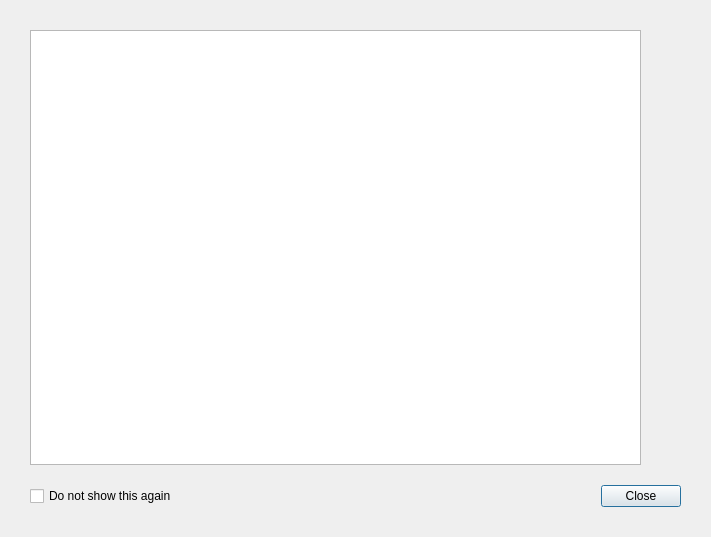
The window that src/gui/starttipdialog_q.ui (fwbuilder/fwbuilder) describes before a commit, drawn with Qt 5.
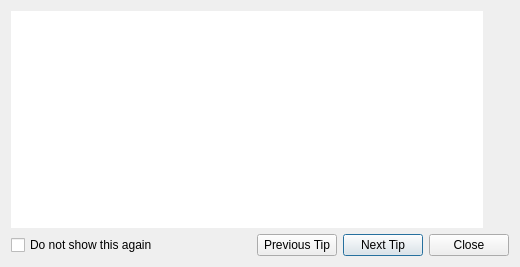
The same window after the commit. Icons and pictures are not drawn.

Diff of the .ui file:
```diff
--- a/src/gui/starttipdialog_q.ui
+++ b/src/gui/starttipdialog_q.ui
@@ -5,22 +5,25 @@
    <rect>
     <x>0</x>
     <y>0</y>
-    <width>711</width>
-    <height>537</height>
+    <width>520</width>
+    <height>267</height>
    </rect>
   </property>
   <property name="windowTitle" >
    <string>Welcome to Firewall Builder</string>
   </property>
   <layout class="QGridLayout" name="gridLayout" >
-   <property name="margin" >
-    <number>30</number>
-   </property>
-   <property name="spacing" >
-    <number>20</number>
-   </property>
    <item rowspan="2" row="0" column="0" >
     <widget class="QTextBrowser" name="textview" >
+     <property name="frameShape" >
+      <enum>QFrame::NoFrame</enum>
+     </property>
+     <property name="frameShadow" >
+      <enum>QFrame::Plain</enum>
+     </property>
+     <property name="lineWidth" >
+      <number>0</number>
+     </property>
      <property name="openExternalLinks" >
       <bool>true</bool>
      </property>
@@ -68,17 +71,43 @@
        </property>
        <property name="sizeHint" stdset="0" >
         <size>
-         <width>128</width>
-         <height>20</height>
+         <width>18</width>
+         <height>17</height>
         </size>
        </property>
       </spacer>
      </item>
+     <item>
+      <widget class="QPushButton" name="prevTipButton" >
+       <property name="text" >
+        <string>Previous Tip</string>
+       </property>
+       <property name="autoDefault" >
+        <bool>false</bool>
+       </property>
+      </widget>
+     </item>
+     <item>
+      <widget class="QPushButton" name="nextTipButton" >
+       <property name="text" >
+        <string>Next Tip</string>
+       </property>
+       <property name="default" >
+        <bool>true</bool>
+       </property>
+       <property name="flat" >
+        <bool>false</bool>
+       </property>
+      </widget>
+     </item>
      <item>
       <widget class="QPushButton" name="closeButton" >
        <property name="text" >
         <string>Close</string>
        </property>
+       <property name="autoDefault" >
+        <bool>false</bool>
+       </property>
       </widget>
      </item>
     </layout>
```
Left out of the diff: 36 changed lines with no effect on the pictures.
